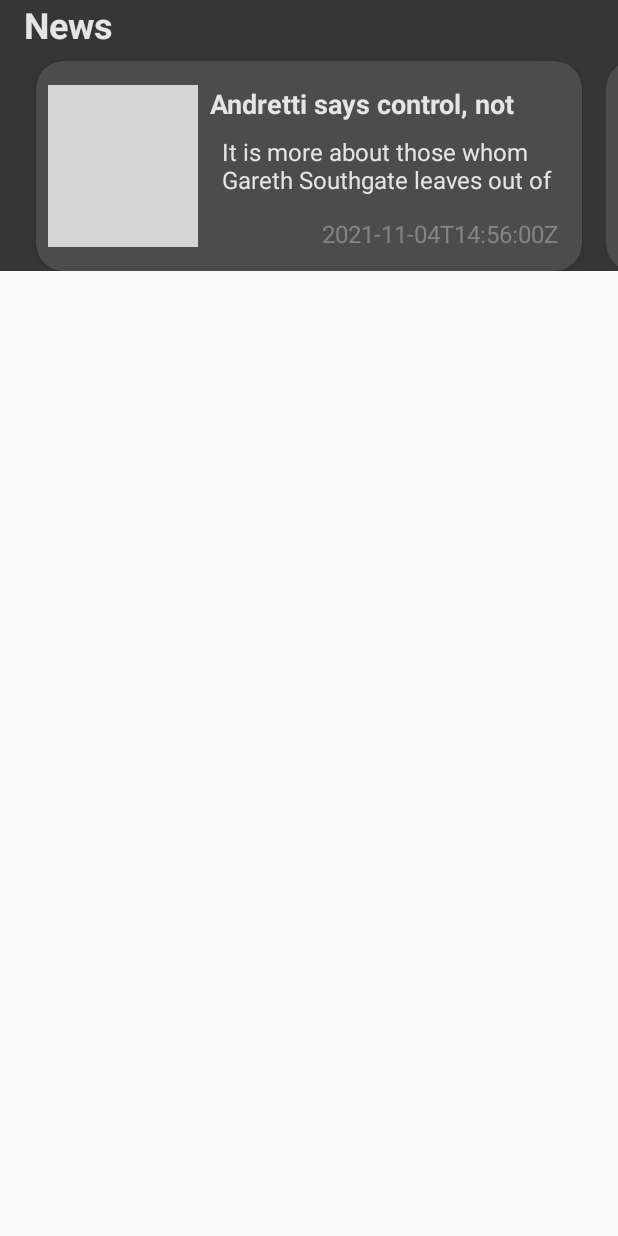
After one commit to zahraamohamed/Football-App, an Android app: the layout items_horizantal_news_host.xml on its own in the app's theme, with its tools: preview values and no code run, on a phone screen of 412 x 824 dp. The commit adds this screen. Run offline under Robolectric (Android 15) with nearby library versions, the phone set to English and light mode, and no system bars; network calls fail; grey boxes are pictures that could not be loaded.

Commit message:
add news recycler to home and solve error

```diff
--- a/app/src/main/java/com/example/footballapp/ui/home/HomeInteractionListener.kt
+++ b/app/src/main/java/com/example/footballapp/ui/home/HomeInteractionListener.kt
@@ -1,7 +1,9 @@
 package com.example.footballapp.ui.home
 
+import com.example.footballapp.model.domain.footballNewsResponse.Article
 import com.example.footballapp.ui.base.BaseInteractionListener
 
 interface HomeInteractionListener : BaseInteractionListener {
     fun onClickItemMatch(matchId: Int?)
+    fun onNewsClick(articleDetails: Article)
 }
--- a/app/src/main/java/com/example/footballapp/ui/home/HomeNestedAdapter.kt
+++ b/app/src/main/java/com/example/footballapp/ui/home/HomeNestedAdapter.kt
@@ -32,7 +32,7 @@ class HomeNestedAdapter(
         when (viewType) {
             HomeItemsType.TYPE_COMPETITION.index -> R.layout.items_horizontal_competition_host
             HomeItemsType.TYPE_LIVE_MATCH.index -> R.layout.items_horizontal_live_match_host
-            else -> R.layout.item_news
+            else -> R.layout.items_horizantal_news_host
 
         }
 
--- a/app/src/main/java/com/example/footballapp/ui/home/NewsNestedAdapter.kt
+++ b/app/src/main/java/com/example/footballapp/ui/home/NewsNestedAdapter.kt
@@ -3,6 +3,7 @@ package com.example.footballapp.ui.home
 import com.example.footballapp.R
 import com.example.footballapp.model.domain.footballNewsResponse.Article
 import com.example.footballapp.ui.base.BaseAdapter
+import com.example.footballapp.ui.news.INewsListener
 
 class NewsNestedAdapter(
     items: List<Article>,
--- a/app/src/main/java/com/example/footballapp/ui/news/INewsListener.kt
+++ b/app/src/main/java/com/example/footballapp/ui/news/INewsListener.kt
@@ -2,7 +2,8 @@ package com.example.footballapp.ui.news
 
 import com.example.footballapp.model.domain.footballNewsResponse.Article
 import com.example.footballapp.ui.base.BaseInteractionListener
+import com.example.footballapp.ui.home.HomeInteractionListener
 
-interface INewsListener:BaseInteractionListener {
+interface INewsListener: BaseInteractionListener {
     fun onNewsClick( articleDetails:Article)
 }
--- a/app/src/main/java/com/example/footballapp/ui/news/NewsAdapter.kt
+++ b/app/src/main/java/com/example/footballapp/ui/news/NewsAdapter.kt
@@ -4,9 +4,10 @@ import android.widget.BaseAdapter
 import com.example.footballapp.R
 import com.example.footballapp.model.domain.footballNewsResponse.Article
 import com.example.footballapp.model.domain.teamDetailsResponse.Squad
+import com.example.footballapp.ui.home.HomeInteractionListener
 
 class NewsAdapter(val items:List<Article>,
-                  val listener : INewsListener
+                  val listener : HomeInteractionListener
 ) : com.example.footballapp.ui.base.BaseAdapter<Article>(items, listener) {
     override val layoutId: Int = R.layout.item_news
 }
--- a/app/src/main/java/com/example/footballapp/ui/news/NewsViewModel.kt
+++ b/app/src/main/java/com/example/footballapp/ui/news/NewsViewModel.kt
@@ -4,12 +4,13 @@ import androidx.lifecycle.*
 import com.example.footballapp.model.domain.footballNewsResponse.Article
 import com.example.footballapp.repository.FootballRepository
 import com.example.footballapp.repository.NewsFootballRepository
+import com.example.footballapp.ui.home.HomeInteractionListener
 import com.example.footballapp.util.Event
 import kotlinx.coroutines.flow.collect
 import kotlinx.coroutines.launch
 import java.io.Serializable
 
-class NewsViewModel:ViewModel(),INewsListener {
+class NewsViewModel:ViewModel(), HomeInteractionListener {
 
     val news = NewsFootballRepository.getFootballNews().asLiveData()
     private  val _navigateToWebView = MutableLiveData <Event<Article>>()
@@ -19,5 +20,7 @@ class NewsViewModel:ViewModel(),INewsListener {
         _navigateToWebView.postValue(Event(articleDetails))
     }
 
+    override fun onClickItemMatch(matchId: Int?) { }
+
 
 }
--- a/app/src/main/res/layout/activity_main.xml
+++ b/app/src/main/res/layout/activity_main.xml
@@ -14,7 +14,7 @@
 
         <androidx.fragment.app.FragmentContainerView
             android:id="@+id/fragment_container"
-            android:name="com.example.footballapp.ui.news.NewsFragment"
+            android:name="androidx.navigation.fragment.NavHostFragment"
             app:defaultNavHost="true"
             app:navGraph="@navigation/navigation"
             android:layout_width="match_parent"
--- a/app/src/main/res/layout/item_news.xml
+++ b/app/src/main/res/layout/item_news.xml
@@ -10,7 +10,7 @@
             type="com.example.footballapp.model.domain.footballNewsResponse.Article" />
         <variable
             name="listener"
-            type="com.example.footballapp.ui.news.INewsListener" />
+            type="com.example.footballapp.ui.home.HomeInteractionListener" />
     </data>
 
     <androidx.cardview.widget.CardView
--- /dev/null
+++ b/app/src/main/res/layout/items_horizantal_news_host.xml
@@ -0,0 +1,45 @@
+<?xml version="1.0" encoding="utf-8"?>
+<layout xmlns:android="http://schemas.android.com/apk/res/android"
+    xmlns:app="http://schemas.android.com/apk/res-auto"
+    xmlns:tools="http://schemas.android.com/tools">
+
+    <data>
+        <variable
+            name="adapter"
+            type="com.example.footballapp.ui.base.BaseAdapter" />
+    </data>
+
+    <androidx.constraintlayout.widget.ConstraintLayout
+        android:layout_width="match_parent"
+        android:layout_height="wrap_content"
+        android:layout_marginBottom="@dimen/margin2.5x"
+        android:background="@color/app_color">
+
+        <TextView
+            android:id="@+id/textView7"
+            android:layout_width="wrap_content"
+            android:layout_height="wrap_content"
+            android:text="News"
+            android:textSize="24sp"
+            android:textStyle="bold"
+            android:layout_marginHorizontal="@dimen/margin2x"
+            android:textColor="@color/white"
+            app:layout_constraintStart_toStartOf="parent"
+            app:layout_constraintTop_toTopOf="parent" />
+
+        <androidx.recyclerview.widget.RecyclerView
+            android:id="@+id/recycler_news"
+            android:layout_width="match_parent"
+            android:layout_height="match_parent"
+            android:adapter="@{adapter}"
+            android:clipToPadding="false"
+            android:paddingHorizontal="@dimen/margin2x"
+            android:orientation="horizontal"
+            app:layoutManager="androidx.recyclerview.widget.LinearLayoutManager"
+            app:layout_constraintEnd_toEndOf="parent"
+            app:layout_constraintStart_toStartOf="@+id/textView7"
+            app:layout_constraintTop_toBottomOf="@+id/textView7"
+            tools:listitem="@layout/item_news" />
+
+    </androidx.constraintlayout.widget.ConstraintLayout>
+</layout>
--- a/app/src/main/res/navigation/navigation.xml
+++ b/app/src/main/res/navigation/navigation.xml
@@ -16,6 +16,9 @@
         <action
             android:id="@+id/action_homeFragment_to_newsFragment"
             app:destination="@id/newsFragment" />
+        <action
+            android:id="@+id/action_homeFragment_to_webSearchFragment"
+            app:destination="@id/webSearchFragment" />
     </fragment>
 
     <fragment
@@ -108,9 +111,6 @@
         <argument
             android:name="article"
             app:argType="com.example.footballapp.model.domain.footballNewsResponse.Article" />
-        <action
-            android:id="@+id/action_newsFragment_to_webSearchFragment"
-            app:destination="@id/webSearchFragment" />
 
     </fragment>
 </navigation>
```
Also changed, not shown: app/src/main/java/com/example/footballapp/ui/home/HomeFragment.kt (+11 -0 lines), app/src/main/java/com/example/footballapp/ui/home/HomeViewModel.kt (+8 -0 lines), app/src/main/java/com/example/footballapp/ui/news/NewsFragment.kt (+4 -3 lines).
